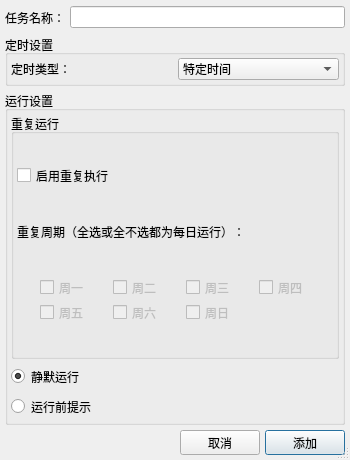
The window that src/gui/resources/ui/ALTimerTaskAddDialog.ui (KenanZhu/AutoLibrary) describes before a commit, drawn with Qt 5.
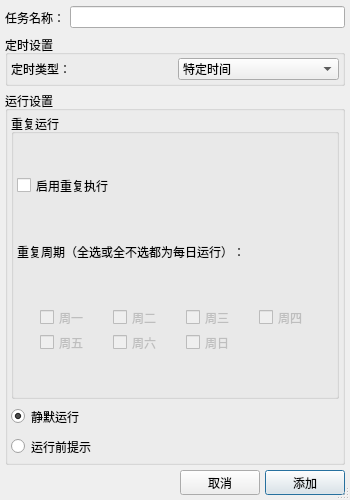
The same window after the commit.

What changed in the file:
```diff
--- a/src/gui/resources/ui/ALTimerTaskAddDialog.ui
+++ b/src/gui/resources/ui/ALTimerTaskAddDialog.ui
@@ -7,13 +7,13 @@
     <x>0</x>
     <y>0</y>
     <width>350</width>
-    <height>400</height>
+    <height>500</height>
    </rect>
   </property>
   <property name="minimumSize">
    <size>
     <width>350</width>
-    <height>460</height>
+    <height>500</height>
    </size>
   </property>
   <property name="maximumSize">
```
